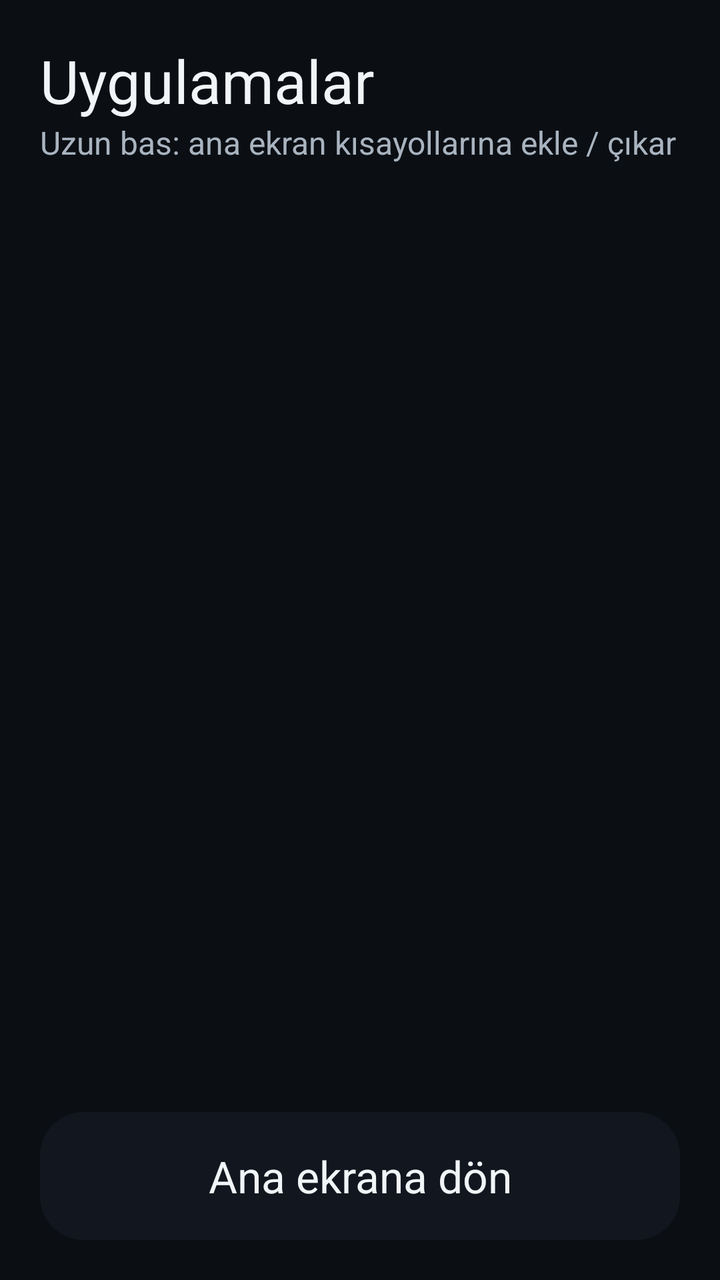
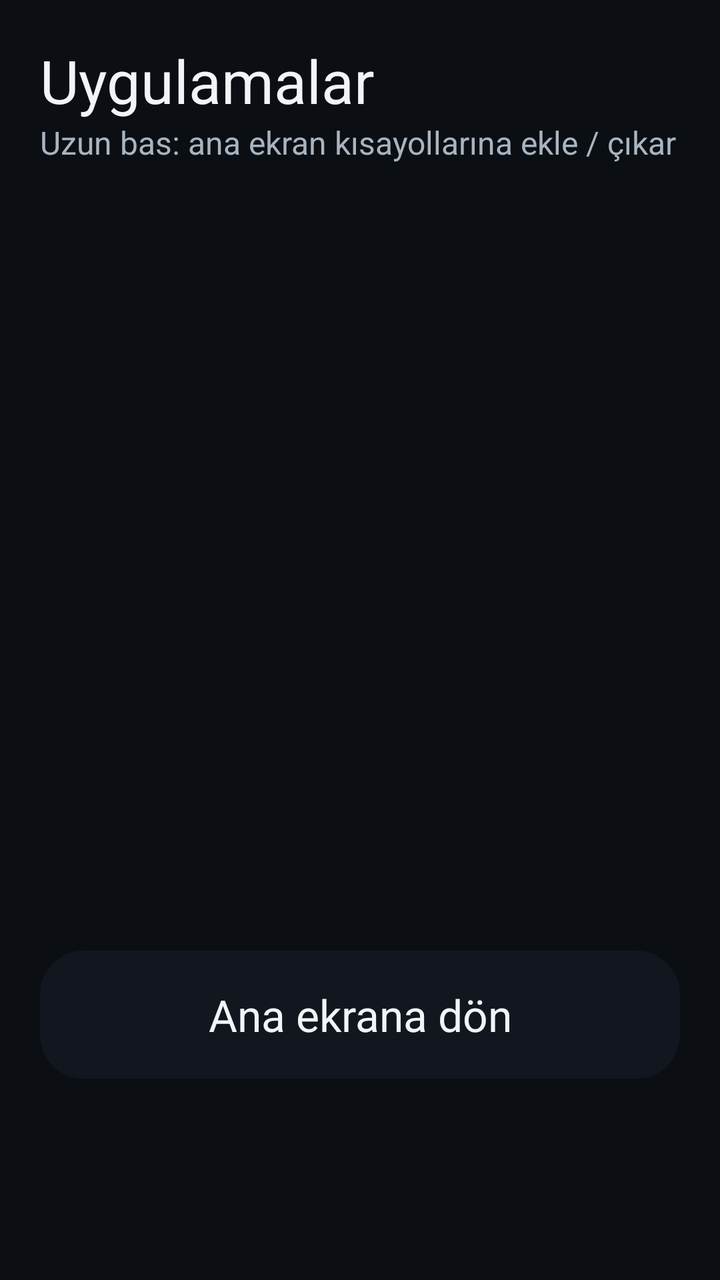

The first picture is an Android layout as it rendered before a commit; the second is the same layout after the commit. The layout source and the unified diff follow.
<!-- AndroidManifest.xml: application theme AracTema -->
<!-- res/layout/activity_apps.xml -->
<?xml version="1.0" encoding="utf-8"?>
<LinearLayout xmlns:android="http://schemas.android.com/apk/res/android"
    android:layout_width="match_parent"
    android:layout_height="match_parent"
    android:orientation="vertical"
    android:padding="20dp">

    <TextView
        android:layout_width="match_parent"
        android:layout_height="wrap_content"
        android:text="Uygulamalar"
        android:textColor="@color/yazi"
        android:textSize="30sp" />

    <TextView
        android:layout_width="match_parent"
        android:layout_height="wrap_content"
        android:layout_marginBottom="14dp"
        android:text="Uzun bas: ana ekran kısayollarına ekle / çıkar"
        android:textColor="@color/soluk"
        android:textSize="16sp" />

    <GridView
        android:id="@+id/izgara"
        android:layout_width="match_parent"
        android:layout_height="0dp"
        android:layout_weight="1"
        android:columnWidth="120dp"
        android:horizontalSpacing="10dp"
        android:numColumns="auto_fit"
        android:stretchMode="columnWidth"
        android:verticalSpacing="10dp" />

    <TextView
        android:id="@+id/geri"
        android:layout_width="match_parent"
        android:layout_height="64dp"
        android:layout_marginTop="14dp"
        android:background="@drawable/buton_bg"
        android:clickable="true"
        android:focusable="true"
        android:gravity="center"
        android:text="Ana ekrana dön"
        android:textColor="@color/yazi"
        android:textSize="22sp" />
</LinearLayout>
<!-- resources referenced by this layout -->
<resources>
  <color name="soluk">#A9B4C0</color>
  <color name="yazi">#F2F5F8</color>
  <!-- drawable buton_bg (drawable) -->
  <?xml version="1.0" encoding="utf-8"?>
  <selector xmlns:android="http://schemas.android.com/apk/res/android">
      <item android:state_pressed="true">
          <shape android:shape="rectangle">
              <solid android:color="@color/kart_basili" />
              <corners android:radius="22dp" />
          </shape>
      </item>
      <item>
          <shape android:shape="rectangle">
              <solid android:color="@color/kart_seffaf" />
              <corners android:radius="22dp" />
          </shape>
      </item>
  </selector>
  <style name="AracTema" parent="android:Theme.Material.NoActionBar">
          <item name="android:windowBackground">@color/arka</item>
          <item name="android:statusBarColor">@color/arka</item>
          <item name="android:navigationBarColor">@color/arka</item>
          <item name="android:colorAccent">@color/vurgu</item>
          <item name="android:textColor">@color/yazi</item>
      </style>
  <color name="kart_basili">#E626313F</color>
  <color name="kart_seffaf">#B3161C24</color>
  <color name="arka">#0B0F14</color>
  <color name="vurgu">#3DA9FC</color>
</resources>

<!-- the commit's change to res/layout/activity_apps.xml (unified diff, before → after) -->
@@ -43,4 +43,10 @@
         android:text="Ana ekrana dön"
         android:textColor="@color/yazi"
         android:textSize="22sp" />
+
+    
+    <View
+        android:layout_width="match_parent"
+        android:layout_height="0dp"
+        android:layout_weight="0.22" />
 </LinearLayout>
